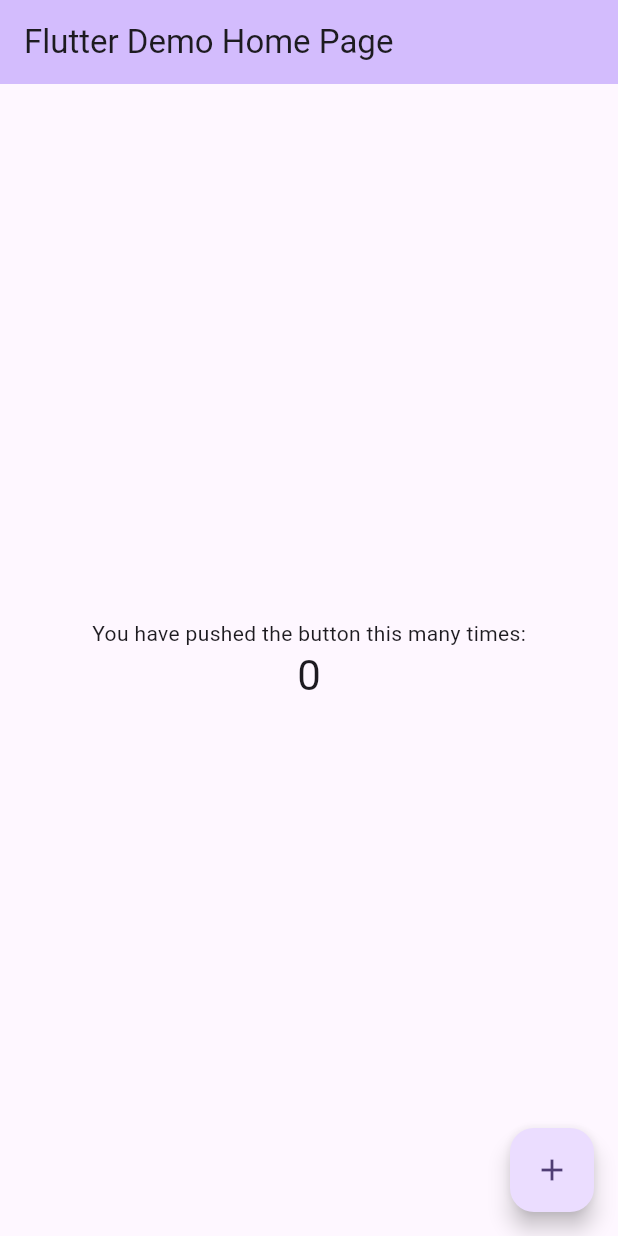
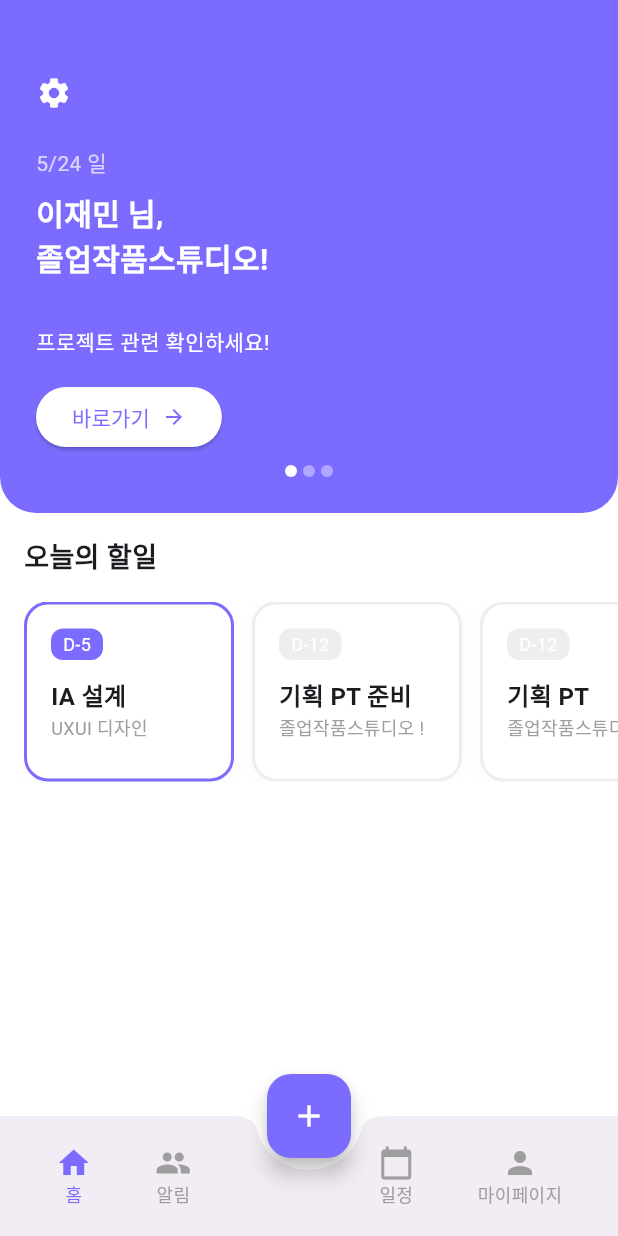
Before and after one commit to cinnamo256/Gathering, a Flutter app: the screen it shows after launch, on a phone screen of 412 x 824 dp. Run offline on Flutter 3.47's test engine with Material 3 defaults, Android fonts, the phone set to English and light mode, and no system bars.

Commit message:
Demo implemented

```diff
--- a/frontend/lib/main.dart
+++ b/frontend/lib/main.dart
@@ -7,27 +7,11 @@ void main() {
 class MyApp extends StatelessWidget {
   const MyApp({super.key});
 
-  // This widget is the root of your application.
   @override
   Widget build(BuildContext context) {
     return MaterialApp(
       title: 'Flutter Demo',
       theme: ThemeData(
-        // This is the theme of your application.
-        //
-        // TRY THIS: Try running your application with "flutter run". You'll see
-        // the application has a purple toolbar. Then, without quitting the app,
-        // try changing the seedColor in the colorScheme below to Colors.green
-        // and then invoke "hot reload" (save your changes or press the "hot
-        // reload" button in a Flutter-supported IDE, or press "r" if you used
-        // the command line to start the app).
-        //
-        // Notice that the counter didn't reset back to zero; the application
-        // state is not lost during the reload. To reset the state, use hot
-        // restart instead.
-        //
-        // This works for code too, not just values: Most code changes can be
-        // tested with just a hot reload.
         colorScheme: ColorScheme.fromSeed(seedColor: Colors.deepPurple),
       ),
       home: const MyHomePage(title: 'Flutter Demo Home Page'),
@@ -38,15 +22,6 @@ class MyApp extends StatelessWidget {
 class MyHomePage extends StatefulWidget {
   const MyHomePage({super.key, required this.title});
 
-  // This widget is the home page of your application. It is stateful, meaning
-  // that it has a State object (defined below) that contains fields that affect
-  // how it looks.
-
-  // This class is the configuration for the state. It holds the values (in this
-  // case the title) provided by the parent (in this case the App widget) and
-  // used by the build method of the State. Fields in a Widget subclass are
-  // always marked "final".
-
   final String title;
 
   @override
@@ -54,69 +29,197 @@ class MyHomePage extends StatefulWidget {
 }
 
 class _MyHomePageState extends State<MyHomePage> {
-  int _counter = 0;
+  int _selectedIndex = 0;
 
-  void _incrementCounter() {
+  void _onItemTapped(int index) {
     setState(() {
-      // This call to setState tells the Flutter framework that something has
-      // changed in this State, which causes it to rerun the build method below
-      // so that the display can reflect the updated values. If we changed
-      // _counter without calling setState(), then the build method would not be
-      // called again, and so nothing would appear to happen.
-      _counter++;
+      _selectedIndex = index;
     });
   }
 
   @override
   Widget build(BuildContext context) {
-    // This method is rerun every time setState is called, for instance as done
-    // by the _incrementCounter method above.
-    //
-    // The Flutter framework has been optimized to make rerunning build methods
-    // fast, so that you can just rebuild anything that needs updating rather
-    // than having to individually change instances of widgets.
     return Scaffold(
-      appBar: AppBar(
-        // TRY THIS: Try changing the color here to a specific color (to
-        // Colors.amber, perhaps?) and trigger a hot reload to see the AppBar
-        // change color while the other colors stay the same.
-        backgroundColor: Theme.of(context).colorScheme.inversePrimary,
-        // Here we take the value from the MyHomePage object that was created by
-        // the App.build method, and use it to set our appbar title.
-        title: Text(widget.title),
+      backgroundColor: Colors.white,
+      body: Column(
+        children: [
+          // 상단 환영 메시지 영역
+          Container(
+            width: double.infinity,
+            padding: const EdgeInsets.only(top: 50, left: 24, right: 24, bottom: 24),
+            decoration: const BoxDecoration(
+              color: Color(0xFF7B6CFF),
+              borderRadius: BorderRadius.only(
+                bottomLeft: Radius.circular(24),
+                bottomRight: Radius.circular(24),
+              ),
+            ),
+            child: Column(
+              crossAxisAlignment: CrossAxisAlignment.start,
+              children: [
+                Row(
+                  mainAxisAlignment: MainAxisAlignment.spaceBetween,
+                  children: [
+                    // Image.asset(
+                    //   'assets/gather_logo.png',
+                    //   height: 32,
+                    // ),
+                    Icon(Icons.settings, color: Colors.white),
+                  ],
+                ),
+                const SizedBox(height: 24),
+                Text(
+                  '5/24 일',
+                  style: TextStyle(color: Colors.white.withOpacity(0.7), fontSize: 14),
+                ),
+                const SizedBox(height: 8),
+                const Text.rich(
+                  TextSpan(
+                    children: [
+                      TextSpan(text: '이재민 님,\n', style: TextStyle(fontWeight: FontWeight.bold, fontSize: 20, color: Colors.white)),
+                      TextSpan(text: '졸업작품스튜디오!\n', style: TextStyle(fontWeight: FontWeight.bold, fontSize: 20, color: Colors.white)),
+                    ],
+                  ),
+                ),
+                const Text(
+                  '프로젝트 관련 확인하세요!',
+                  style: TextStyle(color: Colors.white, fontSize: 14),
+                ),
+                const SizedBox(height: 16),
+                ElevatedButton(
+                  onPressed: () {},
+                  style: ElevatedButton.styleFrom(
+                    backgroundColor: Colors.white,
+                    foregroundColor: Color(0xFF7B6CFF),
+                    shape: RoundedRectangleBorder(borderRadius: BorderRadius.circular(24)),
+                    padding: const EdgeInsets.symmetric(horizontal: 24, vertical: 8),
+                  ),
+                  child: const Row(
+                    mainAxisSize: MainAxisSize.min,
+                    children: [
+                      Text('바로가기'),
+                      SizedBox(width: 8),
+                      Icon(Icons.arrow_forward, size: 16),
+                    ],
+                  ),
+                ),
+                const SizedBox(height: 8),
+                // indicator
+                Row(
+                  mainAxisAlignment: MainAxisAlignment.center,
+                  children: [
+                    Container(width: 8, height: 8, decoration: BoxDecoration(color: Colors.white, shape: BoxShape.circle)),
+                    SizedBox(width: 4),
+                    Container(width: 8, height: 8, decoration: BoxDecoration(color: Colors.white.withOpacity(0.4), shape: BoxShape.circle)),
+                    SizedBox(width: 4),
+                    Container(width: 8, height: 8, decoration: BoxDecoration(color: Colors.white.withOpacity(0.4), shape: BoxShape.circle)),
+                  ],
+                ),
+              ],
+            ),
+          ),
+          // 오늘의 할일
+          Padding(
+            padding: const EdgeInsets.symmetric(horizontal: 16, vertical: 16),
+            child: Row(
+              children: const [
+                Text('오늘의 할일', style: TextStyle(fontWeight: FontWeight.bold, fontSize: 18)),
+              ],
+            ),
+          ),
+          // 할일 카드 리스트
+          SizedBox(
+            height: 120, // 기존 100에서 120으로 높이 증가
+            child: ListView(
+              scrollDirection: Axis.horizontal,
+              padding: const EdgeInsets.symmetric(horizontal: 16),
+              children: [
+                _todoCard('D-5', 'IA 설계', 'UXUI 디자인', true),
+                SizedBox(width: 12),
+                _todoCard('D-12', '기획 PT 준비', '졸업작품스튜디오 !', false),
+                SizedBox(width: 12),
+                _todoCard('D-12', '기획 PT', '졸업작품스튜디오', false),
+              ],
+            ),
+          ),
+          // ...아래 여백...
+          Expanded(child: Container()),
+        ],
       ),
-      body: Center(
-        // Center is a layout widget. It takes a single child and positions it
-        // in the middle of the parent.
-        child: Column(
-          // Column is also a layout widget. It takes a list of children and
-          // arranges them vertically. By default, it sizes itself to fit its
-          // children horizontally, and tries to be as tall as its parent.
-          //
-          // Column has various properties to control how it sizes itself and
-          // how it positions its children. Here we use mainAxisAlignment to
-          // center the children vertically; the main axis here is the vertical
-          // axis because Columns are vertical (the cross axis would be
-          // horizontal).
-          //
-          // TRY THIS: Invoke "debug painting" (choose the "Toggle Debug Paint"
-          // action in the IDE, or press "p" in the console), to see the
-          // wireframe for each widget.
-          mainAxisAlignment: MainAxisAlignment.center,
-          children: <Widget>[
-            const Text('You have pushed the button this many times:'),
-            Text(
-              '$_counter',
-              style: Theme.of(context).textTheme.headlineMedium,
-            ),
-          ],
+      floatingActionButton: FloatingActionButton(
+        onPressed: () {},
+        backgroundColor: Color(0xFF7B6CFF),
+        child: const Icon(Icons.add, color: Colors.white),
+      ),
+      floatingActionButtonLocation: FloatingActionButtonLocation.centerDocked,
+      bottomNavigationBar: BottomAppBar(
+        shape: const CircularNotchedRectangle(),
+        notchMargin: 8,
+        child: SizedBox(
+          height: 64,
+          child: Row(
+            mainAxisAlignment: MainAxisAlignment.spaceAround,
+            children: [
+              _navItem(Icons.home, '홈', 0),
+              _navItem(Icons.people, '알림', 1),
+              SizedBox(width: 40), // FAB 공간
+              _navItem(Icons.calendar_today, '일정', 2),
+              _navItem(Icons.person, '마이페이지', 3),
+            ],
+          ),
         ),
       ),
-      floatingActionButton: FloatingActionButton(
-        onPressed: _incrementCounter,
-        tooltip: 'Increment',
-        child: const Icon(Icons.add),
-      ), // This trailing comma makes auto-formatting nicer for build methods.
+    );
+  }
+
+  Widget _todoCard(String dday, String title, String subtitle, bool selected) {
+    return Container(
+      width: 140,
+      padding: const EdgeInsets.all(16),
+      decoration: BoxDecoration(
+        color: Colors.white,
+        border: Border.all(color: selected ? Color(0xFF7B6CFF) : Colors.grey.shade200, width: 2),
+        borderRadius: BorderRadius.circular(16),
+        boxShadow: [
+          BoxShadow(
+            color: Colors.grey.withOpacity(0.05),
+            blurRadius: 8,
+            offset: Offset(0, 2),
+          ),
+        ],
+      ),
+      child: Column(
+        mainAxisSize: MainAxisSize.min, // overflow 방지
+        crossAxisAlignment: CrossAxisAlignment.start,
+        children: [
+          Container(
+            padding: const EdgeInsets.symmetric(horizontal: 8, vertical: 2),
+            decoration: BoxDecoration(
+              color: selected ? Color(0xFF7B6CFF) : Colors.grey.shade200,
+              borderRadius: BorderRadius.circular(8),
+            ),
+            child: Text(dday, style: TextStyle(color: Colors.white, fontSize: 12)),
+          ),
+          const SizedBox(height: 12),
+          Text(title, style: TextStyle(fontWeight: FontWeight.bold, fontSize: 16)),
+          Text(subtitle, style: TextStyle(color: Colors.grey, fontSize: 12)),
+        ],
+      ),
+    );
+  }
+
+  Widget _navItem(IconData icon, String label, int index) {
+    final selected = _selectedIndex == index;
+    return GestureDetector(
+      onTap: () => _onItemTapped(index),
+      child: Column(
+        mainAxisSize: MainAxisSize.min,
+        mainAxisAlignment: MainAxisAlignment.center,
+        children: [
+          Icon(icon, color: selected ? Color(0xFF7B6CFF) : Colors.grey),
+          Text(label, style: TextStyle(color: selected ? Color(0xFF7B6CFF) : Colors.grey, fontSize: 12)),
+        ],
+      ),
     );
   }
 }
```
